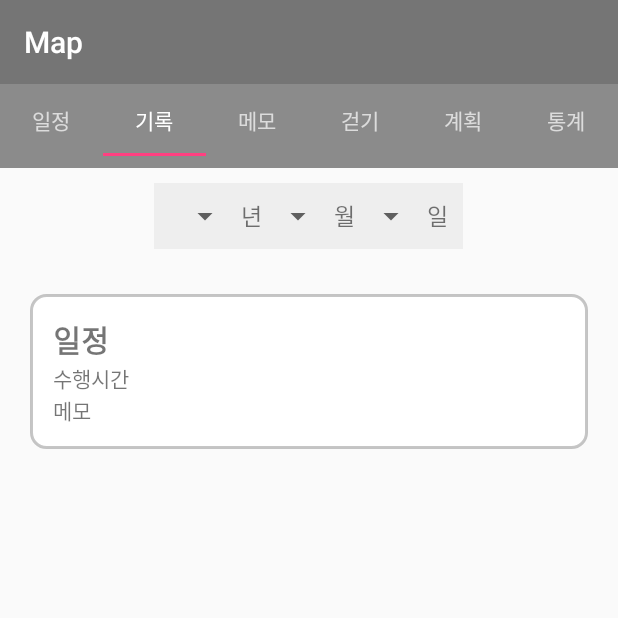
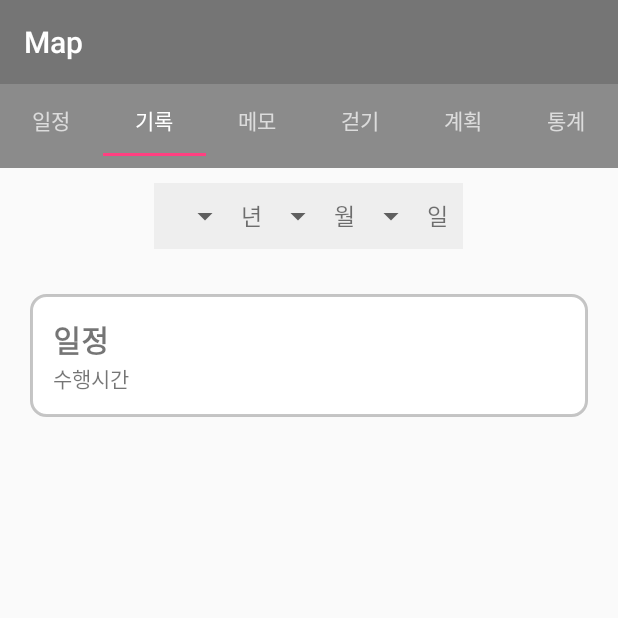
Before and after one commit to kimsk9410/Android_Study, an Android app: the screen it shows after launch (MainActivity), tab 2 chosen, on a phone screen of 412 x 824 dp, the top half of it. Run offline under Robolectric (Android 15) with nearby library versions, the phone set to English and light mode, and no system bars.

Commit message:
Log Layout

```diff
--- a/termproject/src/main/res/layout/log.xml
+++ b/termproject/src/main/res/layout/log.xml
@@ -78,12 +78,6 @@
                 android:layout_width="match_parent"
                 android:layout_height="wrap_content"
                 android:id="@+id/textView9" />
-
-            <TextView
-                android:text="메모"
-                android:layout_width="match_parent"
-                android:layout_height="wrap_content"
-                android:id="@+id/textView8" />
         </LinearLayout>
     </TableRow>
 </RelativeLayout>
```
